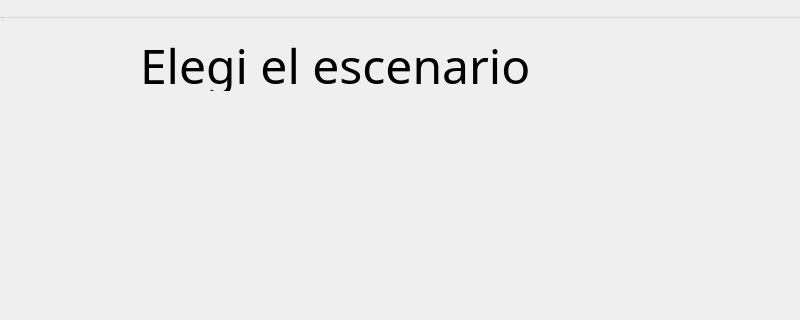
Old version of the form src/Client/Lobby/sceneselection.ui in the repository franciscoduc4/TP_Jazz_Jackrabbit_2; both pictures show x 0 to 800 and y 0 to 320 of the 800 by 600 pixel window.
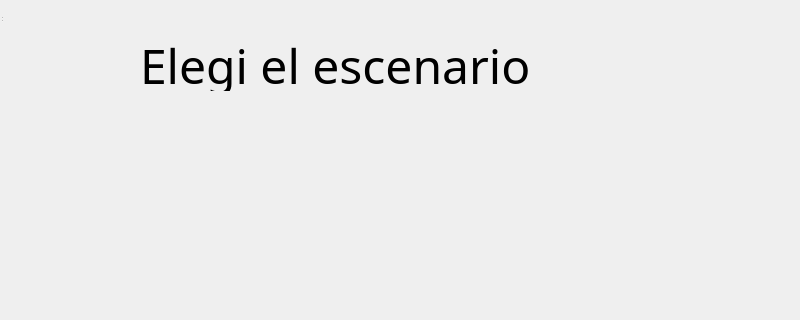
New version of the form.

Diff of the .ui file:
```diff
--- a/src/Client/Lobby/sceneselection.ui
+++ b/src/Client/Lobby/sceneselection.ui
@@ -105,7 +105,7 @@
      <x>0</x>
      <y>0</y>
      <width>800</width>
-     <height>18</height>
+     <height>0</height>
     </rect>
    </property>
   </widget>
```
